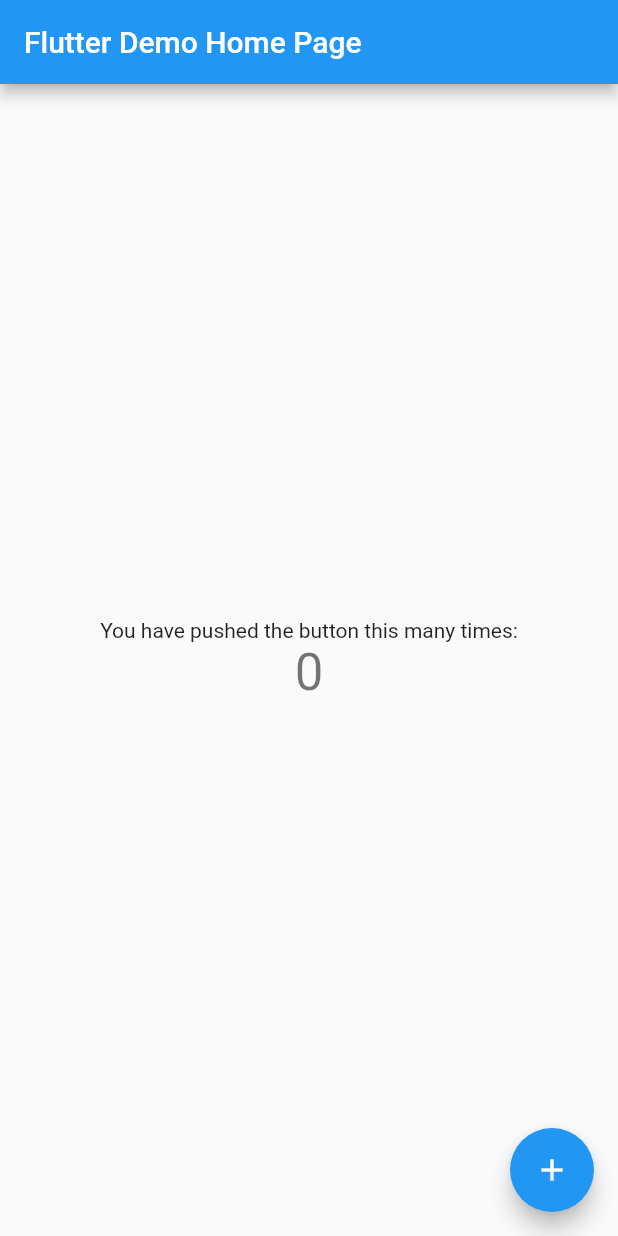
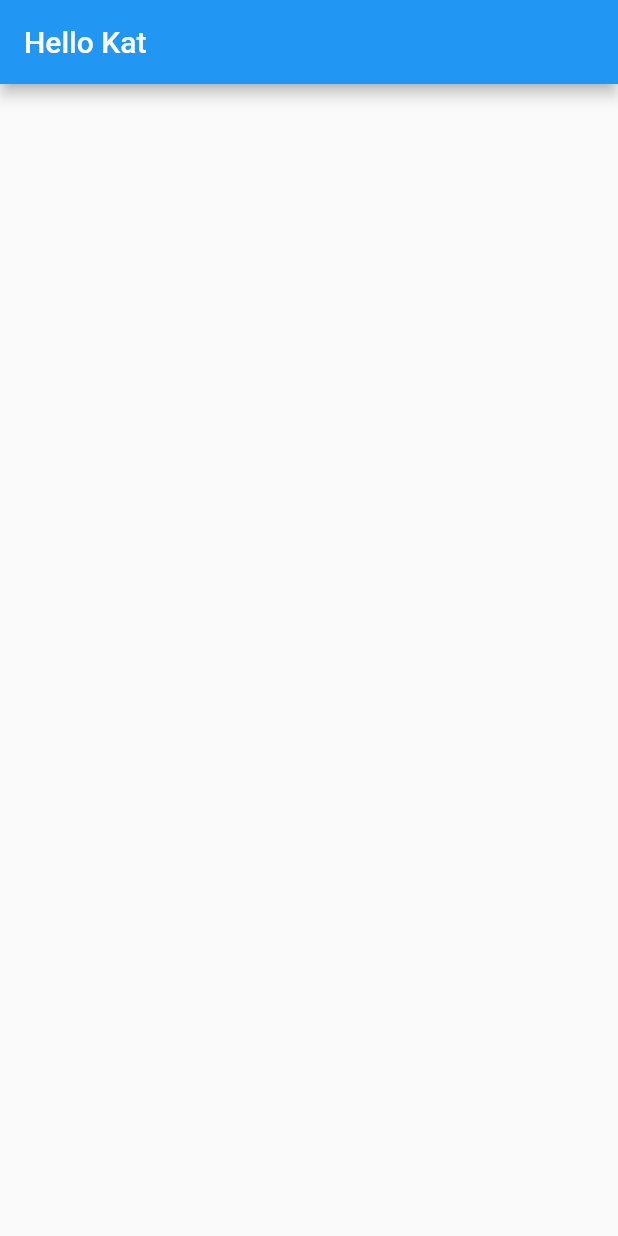
Before and after one commit to enardie/Safe_Trips, a Flutter app: the screen it shows after launch, on a phone screen of 412 x 824 dp. Run offline on Flutter 3.47's test engine with Material 2 defaults, Android fonts, the light colour scheme and no system bars.

Commit message:
Hello yes

```diff
--- a/lib/main.dart
+++ b/lib/main.dart
@@ -1,113 +1,11 @@
 import 'package:flutter/material.dart';
 
-void main() {
-  runApp(MyApp());
-}
 
-class MyApp extends StatelessWidget {
-  // This widget is the root of your application.
-  @override
-  Widget build(BuildContext context) {
-    return MaterialApp(
-      title: 'Flutter Demo',
-      theme: ThemeData(
-        // This is the theme of your application.
-        //
-        // Try running your application with "flutter run". You'll see the
-        // application has a blue toolbar. Then, without quitting the app, try
-        // changing the primarySwatch below to Colors.green and then invoke
-        // "hot reload" (press "r" in the console where you ran "flutter run",
-        // or simply save your changes to "hot reload" in a Flutter IDE).
-        // Notice that the counter didn't reset back to zero; the application
-        // is not restarted.
-        primarySwatch: Colors.blue,
-      ),
-      home: MyHomePage(title: 'Flutter Demo Home Page'),
-    );
-  }
-}
+void main() => runApp(MaterialApp(
+  home: Scaffold(
+    appBar: AppBar(
+      title: Text("Hello Kat"),
+    ),
+  ),
 
-class MyHomePage extends StatefulWidget {
-  MyHomePage({Key key, this.title}) : super(key: key);
-
-  // This widget is the home page of your application. It is stateful, meaning
-  // that it has a State object (defined below) that contains fields that affect
-  // how it looks.
-
-  // This class is the configuration for the state. It holds the values (in this
-  // case the title) provided by the parent (in this case the App widget) and
-  // used by the build method of the State. Fields in a Widget subclass are
-  // always marked "final".
-
-  final String title;
-
-  @override
-  _MyHomePageState createState() => _MyHomePageState();
-}
-
-class _MyHomePageState extends State<MyHomePage> {
-  int _counter = 0;
-
-  void _incrementCounter() {
-    setState(() {
-      // This call to setState tells the Flutter framework that something has
-      // changed in this State, which causes it to rerun the build method below
-      // so that the display can reflect the updated values. If we changed
-      // _counter without calling setState(), then the build method would not be
-      // called again, and so nothing would appear to happen.
-      _counter++;
-    });
-  }
-
-  @override
-  Widget build(BuildContext context) {
-    // This method is rerun every time setState is called, for instance as done
-    // by the _incrementCounter method above.
-    //
-    // The Flutter framework has been optimized to make rerunning build methods
-    // fast, so that you can just rebuild anything that needs updating rather
-    // than having to individually change instances of widgets.
-    return Scaffold(
-      appBar: AppBar(
-        // Here we take the value from the MyHomePage object that was created by
-        // the App.build method, and use it to set our appbar title.
-        title: Text(widget.title),
-      ),
-      body: Center(
-        // Center is a layout widget. It takes a single child and positions it
-        // in the middle of the parent.
-        child: Column(
-          // Column is also a layout widget. It takes a list of children and
-          // arranges them vertically. By default, it sizes itself to fit its
-          // children horizontally, and tries to be as tall as its parent.
-          //
-          // Invoke "debug painting" (press "p" in the console, choose the
-          // "Toggle Debug Paint" action from the Flutter Inspector in Android
-          // Studio, or the "Toggle Debug Paint" command in Visual Studio Code)
-          // to see the wireframe for each widget.
-          //
-          // Column has various properties to control how it sizes itself and
-          // how it positions its children. Here we use mainAxisAlignment to
-          // center the children vertically; the main axis here is the vertical
-          // axis because Columns are vertical (the cross axis would be
-          // horizontal).
-          mainAxisAlignment: MainAxisAlignment.center,
-          children: <Widget>[
-            Text(
-              'You have pushed the button this many times:',
-            ),
-            Text(
-              '$_counter',
-              style: Theme.of(context).textTheme.headline4,
-            ),
-          ],
-        ),
-      ),
-      floatingActionButton: FloatingActionButton(
-        onPressed: _incrementCounter,
-        tooltip: 'Increment',
-        child: Icon(Icons.add),
-      ), // This trailing comma makes auto-formatting nicer for build methods.
-    );
-  }
-}
+));
```
Also changed, not shown: pubspec.yaml (+6 -2 lines), assets /main_alcohol.jpg (added), assets /main_cocaine.jpg (added), assets /main_heroin.jpg (added), assets /main_marijuana.jpg (added), assets /main_mdma.jpg (added), 1 other file.
